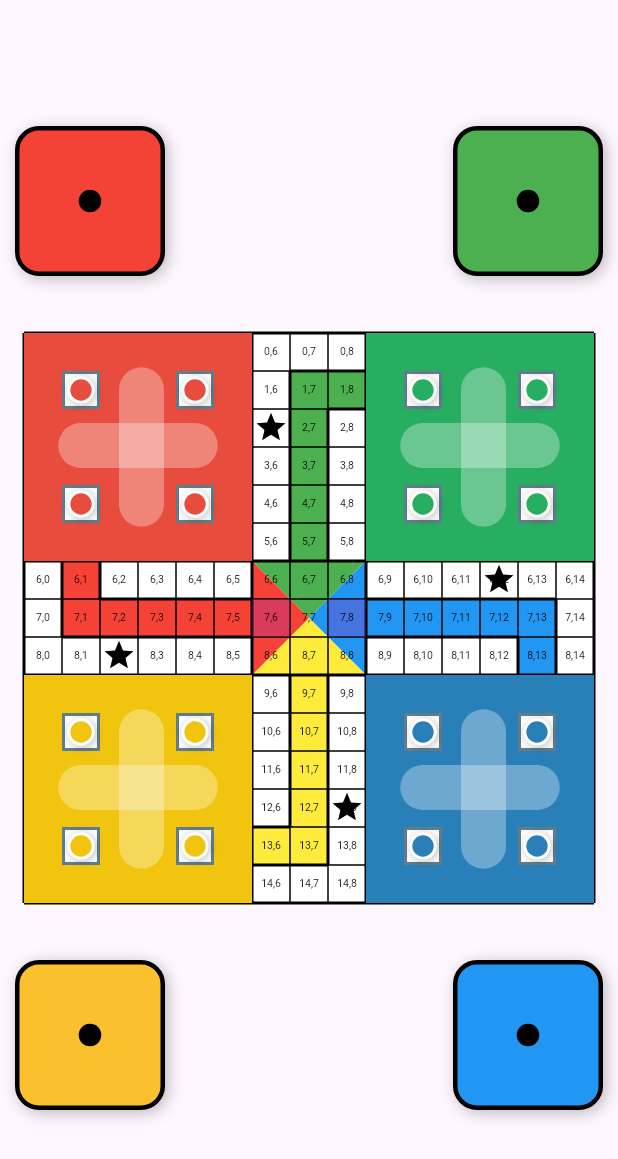
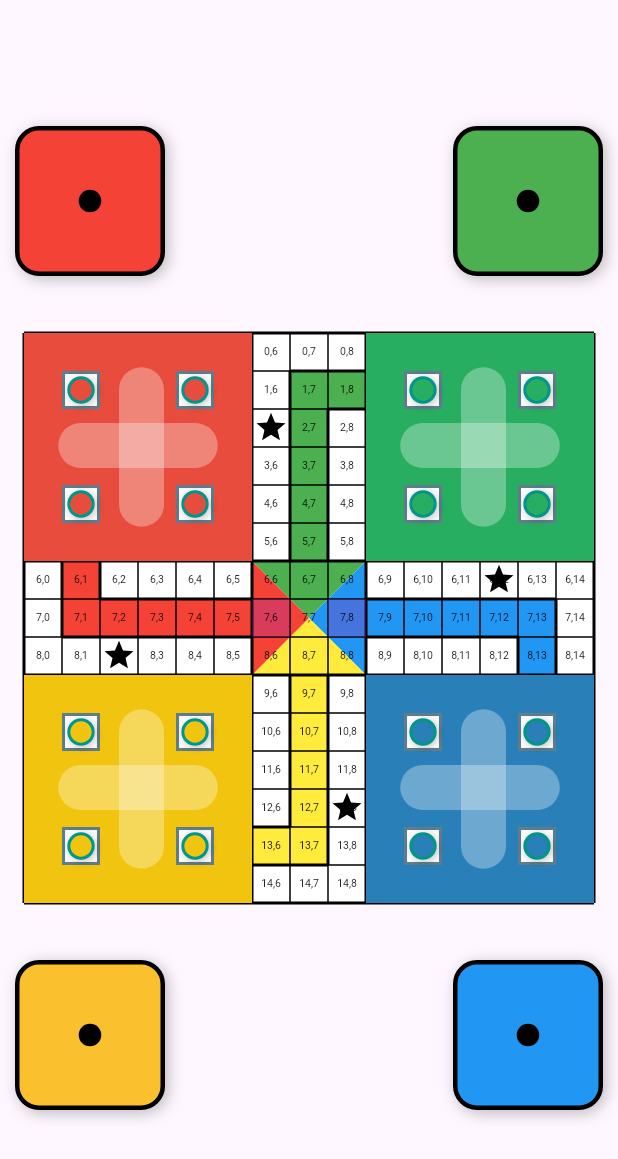
Before and after one commit to devesh12335/flutter_ludo_game, a Flutter app: the screen it shows after launch, on a phone screen of 412 x 824 dp. Shown: the top 1159 px of the screen. Run offline on Flutter 3.47's test engine with Material 3 defaults, Android fonts, the phone set to English and light mode, and no system bars.

Commit message:
token for each player and dice connected

```diff
--- a/lib/board.dart
+++ b/lib/board.dart
@@ -78,6 +78,21 @@ class _LudoBoardState extends State<LudoBoard> {
               final double left = pos.c * cell + (cell - tokenSize) / 2;
               final double top = pos.r * cell + (cell - tokenSize) / 2;
 
+              // Inside build method, replace Positioned with AnimatedPositioned
+return AnimatedPositioned(
+  duration: const Duration(milliseconds: 500), // adjust speed
+  curve: Curves.easeInOut,                     // smooth motion
+  left: left,
+  top: top,
+  width: tokenSize,
+  height: tokenSize,
+  child: GestureDetector(
+    onTap: () => widget.onTokenTap?.call(color, i),
+    child: _buildToken(color),
+  ),
+);
+
+
               return Positioned(
                 left: left,
                 top: top,
@@ -100,7 +115,7 @@ class _LudoBoardState extends State<LudoBoard> {
       decoration: BoxDecoration(
         color: _colorOf(color),
         shape: BoxShape.circle,
-        border: Border.all(color: Colors.white, width: 2),
+        border: Border.all(color: Colors.teal, width: 2),
         boxShadow: const [
           BoxShadow(color: Colors.black26, blurRadius: 4, offset: Offset(1, 1))
         ],
--- a/lib/game.dart
+++ b/lib/game.dart
@@ -23,8 +23,6 @@ class _GameState extends State<Game> {
     case board.LudoColor.blue: return dice.LudoPlayer.blue;
   }
 }
-
-
 
   @override
   Widget build(BuildContext context) {
@@ -69,6 +67,7 @@ class _GameState extends State<Game> {
             player: dice.LudoPlayer.blue,
             onRolled: (value, player) {
  setState(() {
+
                 _gameController.handleDiceRoll(player, value);
               });                  }),),
 
--- a/pubspec.yaml
+++ b/pubspec.yaml
@@ -58,8 +58,8 @@ flutter:
   uses-material-design: true
 
   # To add assets to your application, add an assets section, like this:
-  assets:
-    - assets/board.png
+  # assets:
+  #   - assets/board.png
   #   - images/a_dot_ham.jpeg
 
   # An image asset can refer to one or more resolution-specific "variants", see
```
Also changed, not shown: lib/game_controller.dart (+15 -3 lines).
